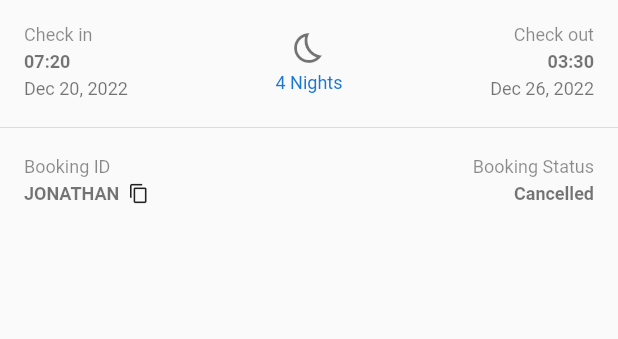
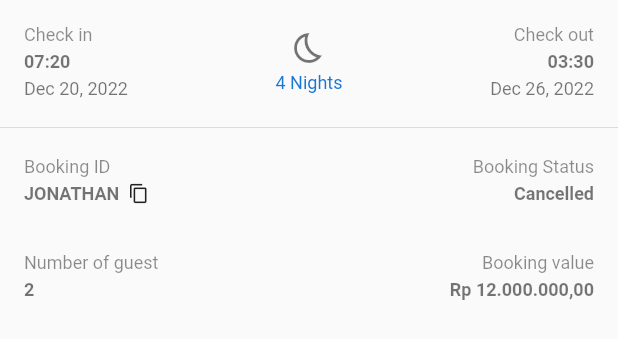
Before and after one commit to valcons97/bukit-vista-flutter-assessment, a Flutter app: the ReservationTabView widget shown alone on an empty page, opened directly with sample values from the repository, on a phone screen of 412 x 824 dp. Shown: the top 339 px of the screen. Run offline on Flutter 3.47's test engine with Material 2 defaults, Android fonts, the phone set to English and light mode, and no system bars; our stand-ins replace equatable, flutter_bloc, flutter_dotenv, get_it, injectable, recase.

Commit message:
feat: booking value informations tile complete

```diff
--- a/lib/core/core.dart
+++ b/lib/core/core.dart
@@ -1 +1,2 @@
+export 'utils/utils.dart';
 export 'widgets/widgets.dart';
--- /dev/null
+++ b/lib/core/utils/string.ext.dart
@@ -0,0 +1,43 @@
+/// Extension methods for [int] data
+extension StringX on String {
+  String toCurrency([String fallback = '0']) {
+    return 'Rp ${toIDRFormat(fallback)},00';
+  }
+
+  String toIDRFormat([String fallback = '0']) {
+    // String is malformed
+    if (!isNumeric() || length < 3) return fallback;
+
+    /// Pick the rest of the digits & format them
+    final body = substring(0).formatNumber('.');
+
+    return body;
+  }
+
+  String formatNumber(String separator) {
+    if (!isNumeric()) return '';
+
+    /// Individual formatted digits
+    final List<dynamic> digits = [];
+
+    for (int i = 0; i < length; i++) {
+      /// Insert separator every three digits
+      if (i % 3 == 0 && i != 0) {
+        digits.insert(0, separator);
+      }
+
+      digits.insert(0, this[length - (i + 1)]);
+    }
+
+    final buffer = StringBuffer();
+    buffer.writeAll(digits);
+    return buffer.toString();
+  }
+
+  /// Checks if a [String] is numeric
+  ///
+  /// i.e can be parsed to a number
+  bool isNumeric() {
+    return double.tryParse(this) != null;
+  }
+}
--- /dev/null
+++ b/lib/core/utils/utils.dart
@@ -0,0 +1 @@
+export 'string.ext.dart';
--- a/lib/features/booking_page/page/booking_detail_page/part/booking_value_tile.dart
+++ b/lib/features/booking_page/page/booking_detail_page/part/booking_value_tile.dart
@@ -4,9 +4,11 @@ class BookingInformationValueTile extends StatelessWidget {
   const BookingInformationValueTile({
     super.key,
     required this.totalGuest,
+    required this.bookingValue,
   });
 
   final int totalGuest;
+  final String bookingValue;
 
   @override
   Widget build(BuildContext context) {
@@ -18,6 +20,13 @@ class BookingInformationValueTile extends StatelessWidget {
           subtitle: totalGuest.toString(),
         ),
       ],
+      rightColumn: [
+        const BookingTitleText(title: 'Booking value'),
+        const SizedBox(height: 4),
+        BookingSubtitleText(
+          subtitle: bookingValue.toCurrency(),
+        ),
+      ],
     );
   }
 }
--- a/lib/features/booking_page/page/booking_detail_page/part/reservation_tab.dart
+++ b/lib/features/booking_page/page/booking_detail_page/part/reservation_tab.dart
@@ -20,7 +20,11 @@ class ReservationTabView extends StatelessWidget {
         BookingInformationIdTile(
           bookingId: bookingModelDetail!.id,
           bookingStatus: bookingModelDetail!.bookingStatus,
-        )
+        ),
+        BookingInformationValueTile(
+          totalGuest: bookingModelDetail!.totalGuest,
+          bookingValue: bookingModelDetail!.bookingValue.toString(),
+        ),
       ],
     );
   }
--- a/lib/features/booking_page/repository/dummy_booking_repository.dart
+++ b/lib/features/booking_page/repository/dummy_booking_repository.dart
@@ -32,6 +32,6 @@ final dummyBookingModel = [
     hostModel: dummyHostModel,
     bookingStatus: BookingStatus.cancelled,
     totalGuest: 2,
-    bookingValue: 120000000,
+    bookingValue: 12000000,
   ),
 ];
```
